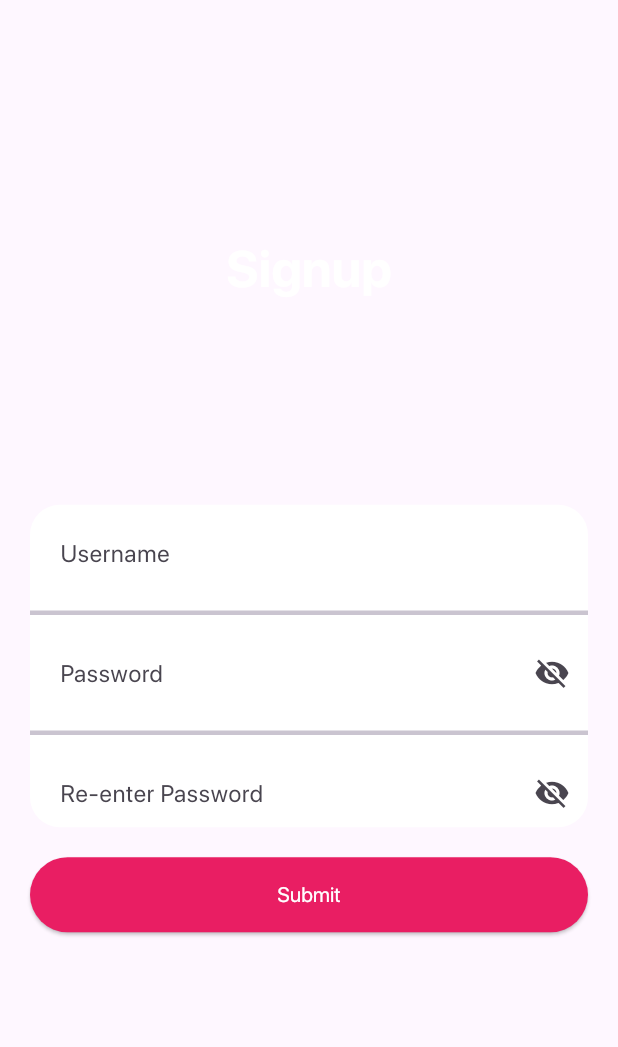
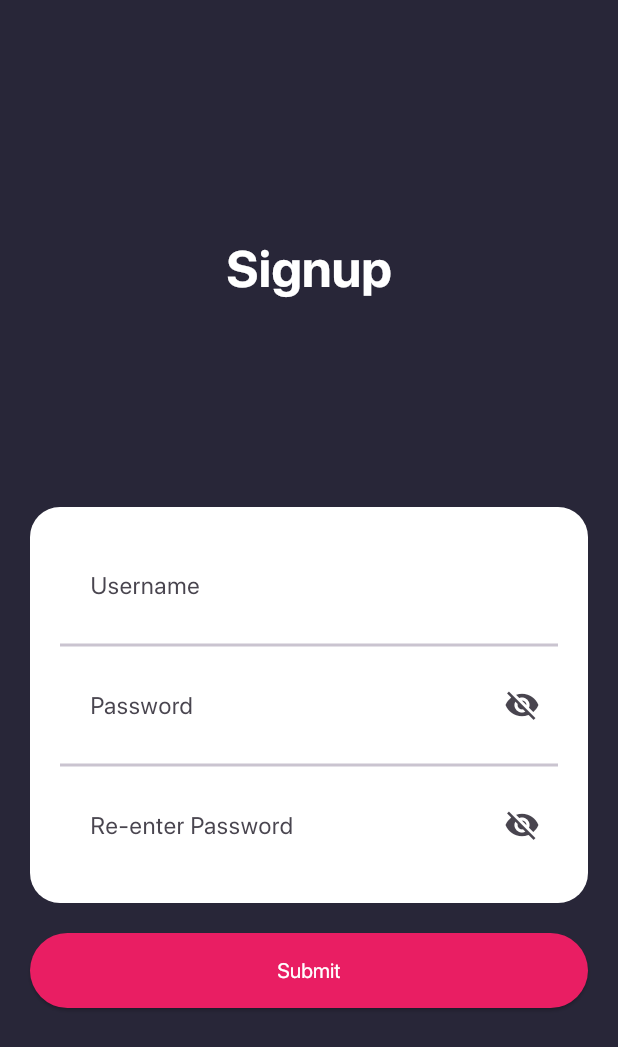
Before and after one commit to asm2212/loginui, a Flutter app: the SignupScreen screen opened directly, on a phone screen of 412 x 824 dp. Shown: the top 1047 px of the screen. Run offline on Flutter 3.47's test engine with Material 3 defaults, Android fonts, the phone set to English and light mode, and no system bars; project files that could hold a hidden picture were left out.

Commit message:
signup screen worked proply

```diff
--- a/lib/main.dart
+++ b/lib/main.dart
@@ -1,6 +1,3 @@
-// ignore_for_file: prefer_const_constructors, prefer_const_literals_to_create_immutables
-
-import 'package:flutter/foundation.dart';
 import 'package:flutter/material.dart';
 import 'login_screen.dart';
 import 'signup_screen.dart';
@@ -15,6 +12,7 @@ class MyApp extends StatelessWidget {
   @override
   Widget build(BuildContext context) {
     return MaterialApp(
+      debugShowCheckedModeBanner: false,
       title: 'Login Demo',
       theme: ThemeData(
         primarySwatch: Colors.blue,
--- a/lib/signup_screen.dart
+++ b/lib/signup_screen.dart
@@ -38,22 +38,23 @@ class _SignupScreenState extends State<SignupScreen> {
 
   @override
   Widget build(BuildContext context) {
-    return SingleChildScrollView(
+    return Scaffold(
+      backgroundColor: const Color.fromRGBO(40, 38, 56, 1),
+      body: SingleChildScrollView(
         reverse: true,
         padding: EdgeInsets.all(20),
         child: Column(
           crossAxisAlignment: CrossAxisAlignment.center,
           children: <Widget>[
-          // Sized Box
             SizedBox(
-            height: 37.5,
-            width: 400,
+              height: 60,
+              width: 200,
             ),
 
             // Signup Text
             Center(
               child: Container(
-              height: 245,
+                height: 200,
                 width: 400,
                 alignment: Alignment.center,
                 child: Text(
@@ -65,6 +66,10 @@ class _SignupScreenState extends State<SignupScreen> {
                   ),
                 ),
               ),
+            ),
+
+            SizedBox(
+              height: 20,
             ),
 
             // Wrong password text
@@ -80,7 +85,7 @@ class _SignupScreenState extends State<SignupScreen> {
                   returnVisibilityString,
                   style: TextStyle(
                     color: Colors.red,
-                  fontSize: 10,
+                    fontSize: 12,
                   ),
                 ),
               ),
@@ -88,11 +93,12 @@ class _SignupScreenState extends State<SignupScreen> {
 
             // Signup Info
             Container(
-            height: 215,
-            width: 530,
+              width: double.infinity,
+              padding: EdgeInsets.all(20),
               decoration: BoxDecoration(
                 borderRadius: BorderRadius.all(Radius.circular(20)),
-                color: Colors.white),
+                color: Colors.white,
+              ),
               child: Column(
                 children: <Widget>[
                   TextFormField(
@@ -105,11 +111,12 @@ class _SignupScreenState extends State<SignupScreen> {
                     decoration: InputDecoration(
                       border: InputBorder.none,
                       hintText: "Username",
-                      contentPadding: EdgeInsets.all(20)),
+                      contentPadding: EdgeInsets.all(20),
+                    ),
                     onEditingComplete: () => FocusScope.of(context).nextFocus(),
                   ),
                   Divider(
-                  thickness: 3,
+                    thickness: 2,
                   ),
                   TextFormField(
                     onTap: () {
@@ -117,7 +124,6 @@ class _SignupScreenState extends State<SignupScreen> {
                         _isVisible = false;
                       });
                     },
-
                     controller: passwordController1, // Controller for Password
                     decoration: InputDecoration(
                       border: InputBorder.none,
@@ -125,19 +131,19 @@ class _SignupScreenState extends State<SignupScreen> {
                       contentPadding: EdgeInsets.all(20),
                       // Adding the visibility icon to toggle visibility of the password field
                       suffixIcon: IconButton(
-                        icon: Icon(_isObscure1
-                            ? Icons.visibility_off
-                            : Icons.visibility),
+                        icon: Icon(
+                            _isObscure1 ? Icons.visibility_off : Icons.visibility),
                         onPressed: () {
                           setState(() {
                             _isObscure1 = !_isObscure1;
                           });
                         },
-                      )),
+                      ),
+                    ),
                     obscureText: _isObscure1,
                   ),
                   Divider(
-                  thickness: 3,
+                    thickness: 2,
                   ),
                   TextFormField(
                     onTap: () {
@@ -145,7 +151,6 @@ class _SignupScreenState extends State<SignupScreen> {
                         _isVisible = false;
                       });
                     },
-
                     controller: passwordController2, // Controller for Password
                     decoration: InputDecoration(
                       border: InputBorder.none,
@@ -153,15 +158,15 @@ class _SignupScreenState extends State<SignupScreen> {
                       contentPadding: EdgeInsets.all(20),
                       // Adding the visibility icon to toggle visibility of the password field
                       suffixIcon: IconButton(
-                        icon: Icon(_isObscure2
-                            ? Icons.visibility_off
-                            : Icons.visibility),
+                        icon: Icon(
+                            _isObscure2 ? Icons.visibility_off : Icons.visibility),
                         onPressed: () {
                           setState(() {
                             _isObscure2 = !_isObscure2;
                           });
                         },
-                      )),
+                      ),
+                    ),
                     obscureText: _isObscure2,
                   ),
                 ],
@@ -170,7 +175,7 @@ class _SignupScreenState extends State<SignupScreen> {
 
             // Signup Submit button
             Container(
-            width: 570,
+              width: double.infinity,
               height: 70,
               padding: EdgeInsets.only(top: 20),
               child: ElevatedButton(
@@ -210,9 +215,11 @@ class _SignupScreenState extends State<SignupScreen> {
                           passwordController2.text, usernameController.text);
                     });
                   }
-                }),
+                },
+              ),
             ),
           ],
+        ),
       ),
     );
   }
```
Lines whose indentation alone changed are shown as unchanged.
